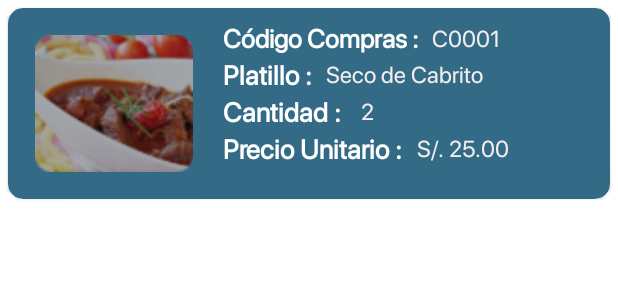
After one commit to Alexander-FM/E-CommerceClient, an Android app: the layout item_detalle_mis_compras.xml on its own in the app's theme, with its tools: preview values and no code run, on a phone screen of 412 x 824 dp. The commit adds this screen. Shown: the top 300 px of the screen. Run offline under Robolectric (Android 15) with nearby library versions, the phone set to English and light mode, and no system bars.

Commit message:
Diseño de mis compras y detalle de mis compras

```diff
--- /dev/null
+++ b/app/src/main/res/layout/item_detalle_mis_compras.xml
@@ -0,0 +1,151 @@
+<?xml version="1.0" encoding="utf-8"?>
+<LinearLayout xmlns:android="http://schemas.android.com/apk/res/android"
+    xmlns:app="http://schemas.android.com/apk/res-auto"
+    android:layout_width="match_parent"
+    android:layout_height="match_parent"
+    android:orientation="vertical">
+
+    <com.google.android.material.card.MaterialCardView
+        android:layout_width="match_parent"
+        android:layout_height="wrap_content"
+        android:layout_margin="5dp"
+        android:backgroundTint="#336b87"
+        android:elevation="5dp"
+        app:cardCornerRadius="10dp">
+
+        <RelativeLayout
+            android:layout_width="match_parent"
+            android:layout_height="wrap_content"
+            android:layout_margin="8dp">
+
+            <ImageView
+                android:id="@+id/imgProduct"
+                android:layout_width="125dp"
+                android:layout_height="wrap_content"
+                android:layout_alignParentStart="true"
+                android:adjustViewBounds="true"
+                android:padding="10dp"
+                android:src="@drawable/food_img3" />
+
+            <LinearLayout
+                android:layout_width="match_parent"
+                android:layout_height="wrap_content"
+                android:layout_alignParentEnd="true"
+                android:layout_marginStart="10dp"
+                android:layout_toEndOf="@id/imgProduct"
+                android:orientation="vertical">
+
+                <RelativeLayout
+                    android:layout_width="match_parent"
+                    android:layout_height="wrap_content">
+
+                    <TextView
+                        android:id="@+id/txtNameCodDetailPurchases"
+                        android:layout_width="wrap_content"
+                        android:layout_height="wrap_content"
+                        android:fontFamily="@font/san_francisco"
+                        android:text="Código Compras : "
+                        android:textColor="#fff"
+                        android:textSize="17sp"
+                        android:textStyle="bold" />
+
+                    <TextView
+                        android:id="@+id/txtValueCodDetailPurchases"
+                        android:layout_width="wrap_content"
+                        android:layout_height="wrap_content"
+                        android:layout_centerVertical="true"
+                        android:layout_marginStart="5dp"
+                        android:layout_toEndOf="@+id/txtNameCodDetailPurchases"
+                        android:fontFamily="@font/san_francisco"
+                        android:text="C0001"
+                        android:textColor="#F4EDED"
+                        android:textSize="15sp" />
+                </RelativeLayout>
+
+                <RelativeLayout
+                    android:layout_width="match_parent"
+                    android:layout_height="wrap_content">
+
+                    <TextView
+                        android:id="@+id/txtNamePlatillo"
+                        android:layout_width="wrap_content"
+                        android:layout_height="wrap_content"
+                        android:fontFamily="@font/san_francisco"
+                        android:text="Platillo : "
+                        android:textColor="#fff"
+                        android:textSize="18sp"
+                        android:textStyle="bold" />
+
+                    <TextView
+                        android:id="@+id/txtValuePlatillo"
+                        android:layout_width="wrap_content"
+                        android:layout_height="wrap_content"
+                        android:layout_centerVertical="true"
+                        android:layout_marginStart="5dp"
+                        android:layout_toEndOf="@+id/txtNamePlatillo"
+                        android:fontFamily="@font/san_francisco"
+                        android:text="Seco de Cabrito"
+                        android:textColor="#F4EDED"
+                        android:textSize="15sp" />
+                </RelativeLayout>
+
+                <RelativeLayout
+                    android:layout_width="match_parent"
+                    android:layout_height="wrap_content">
+
+                    <TextView
+                        android:id="@+id/txtNameQuantity"
+                        android:layout_width="wrap_content"
+                        android:layout_height="wrap_content"
+                        android:fontFamily="@font/san_francisco"
+                        android:text="Cantidad :  "
+                        android:textColor="#fff"
+                        android:textSize="18sp"
+                        android:textStyle="bold" />
+
+                    <TextView
+                        android:id="@+id/txtValueQuantity"
+                        android:layout_width="wrap_content"
+                        android:layout_height="wrap_content"
+                        android:layout_centerVertical="true"
+                        android:layout_marginStart="5dp"
+                        android:layout_toEndOf="@+id/txtNameQuantity"
+                        android:fontFamily="@font/san_francisco"
+                        android:text="2"
+                        android:textColor="#F4EDED"
+                        android:textSize="15sp" />
+                </RelativeLayout>
+
+                <RelativeLayout
+                    android:layout_width="match_parent"
+                    android:layout_height="wrap_content">
+
+                    <TextView
+                        android:id="@+id/txtNamePricePlatillo"
+                        android:layout_width="wrap_content"
+                        android:layout_height="wrap_content"
+                        android:fontFamily="@font/san_francisco"
+                        android:text="Precio Unitario : "
+                        android:textColor="#fff"
+                        android:textSize="18sp"
+                        android:textStyle="bold" />
+
+                    <TextView
+                        android:id="@+id/txtValuePrecioPlatillo"
+                        android:layout_width="wrap_content"
+                        android:layout_height="wrap_content"
+                        android:layout_centerVertical="true"
+                        android:layout_marginStart="5dp"
+                        android:layout_toEndOf="@+id/txtNamePricePlatillo"
+                        android:fontFamily="@font/san_francisco"
+                        android:text="S/. 25.00"
+                        android:textColor="#F4EDED"
+                        android:textSize="15sp" />
+                </RelativeLayout>
+
+            </LinearLayout>
+        </RelativeLayout>
+
+    </com.google.android.material.card.MaterialCardView>
+
+</LinearLayout>
```
Also changed, not shown: app/src/main/res/layout/fragment_mis_compras.xml (+7 -2 lines), app/src/main/res/layout/item_mis_compras.xml (added, +136 -0 lines).
